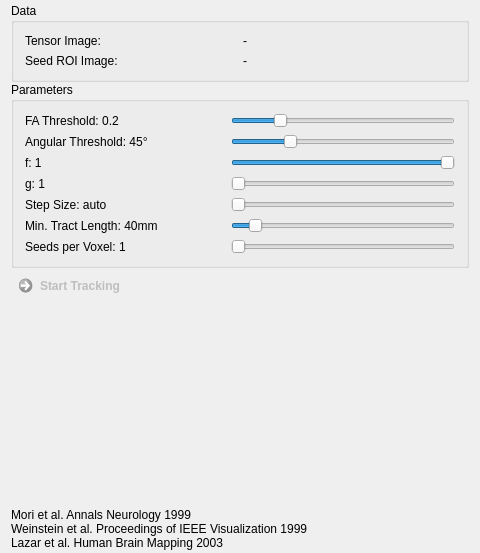
Old version of the form Plugins/org.mitk.gui.qt.diffusionimaging/src/internal/QmitkStreamlineTrackingViewControls.ui in the repository MITK/MITK.
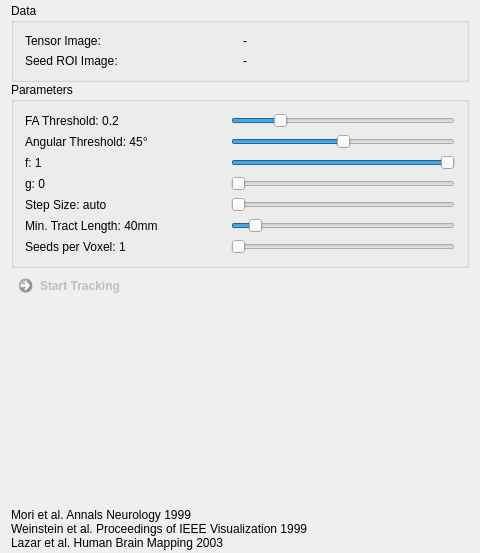
New version of the form.

Commit message: added correct reverse tracking

```diff
--- a/Plugins/org.mitk.gui.qt.diffusionimaging/src/internal/QmitkStreamlineTrackingViewControls.ui
+++ b/Plugins/org.mitk.gui.qt.diffusionimaging/src/internal/QmitkStreamlineTrackingViewControls.ui
@@ -126,7 +126,7 @@
          <number>0</number>
         </property>
         <property name="maximum">
-         <number>180</number>
+         <number>90</number>
         </property>
         <property name="value">
          <number>45</number>
@@ -264,7 +264,7 @@
          <string>Minimum tract length in mm.</string>
         </property>
         <property name="text">
-         <string>g: 1</string>
+         <string>g: 0</string>
         </property>
        </widget>
       </item>
```
Left out of the diff: 2 changed lines with no effect on the pictures. The commit also changes 2 other files.
